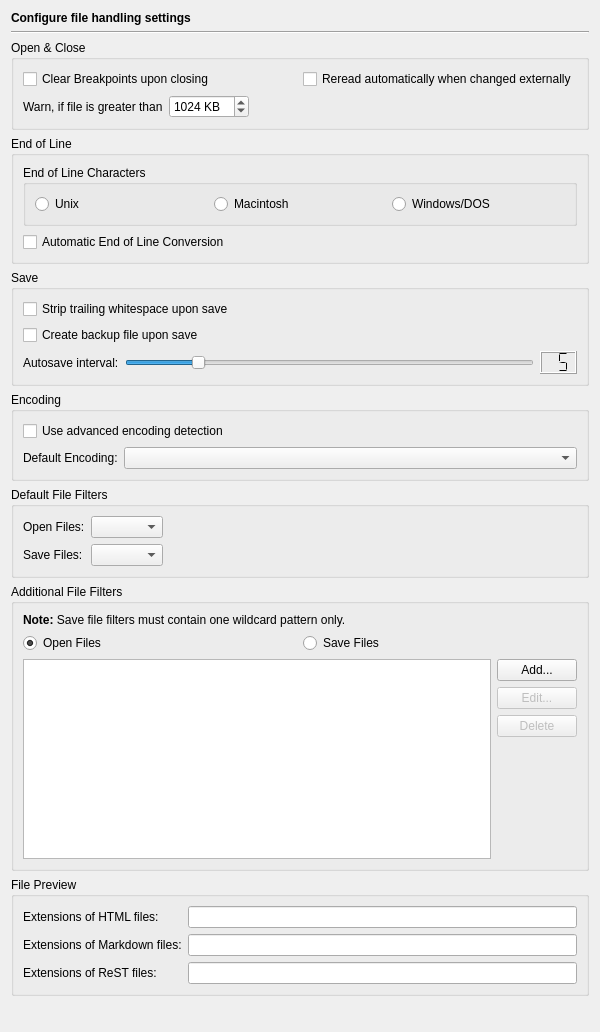
This is Preferences/ConfigurationPages/EditorFilePage.ui in testmana2/test as Qt 5 draws it before an edit. The edited form follows.
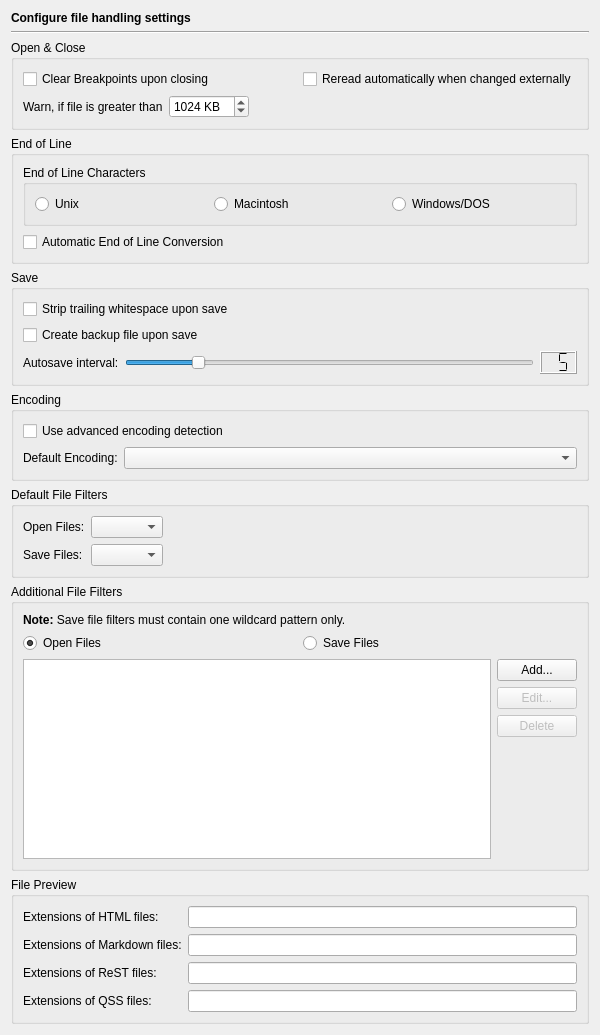
This is the edited form.

What changed in the file:
```diff
--- a/Preferences/ConfigurationPages/EditorFilePage.ui
+++ b/Preferences/ConfigurationPages/EditorFilePage.ui
@@ -487,6 +487,20 @@
         </property>
        </widget>
       </item>
+      <item row="3" column="0">
+       <widget class="QLabel" name="label_9">
+        <property name="text">
+         <string>Extensions of QSS files:</string>
+        </property>
+       </widget>
+      </item>
+      <item row="3" column="1">
+       <widget class="QLineEdit" name="previewQssExtensionsEdit">
+        <property name="toolTip">
+         <string>Enter the filename extensions of Qt Stylesheet files that may be previewed (separated by a space)</string>
+        </property>
+       </widget>
+      </item>
      </layout>
     </widget>
    </item>
```
